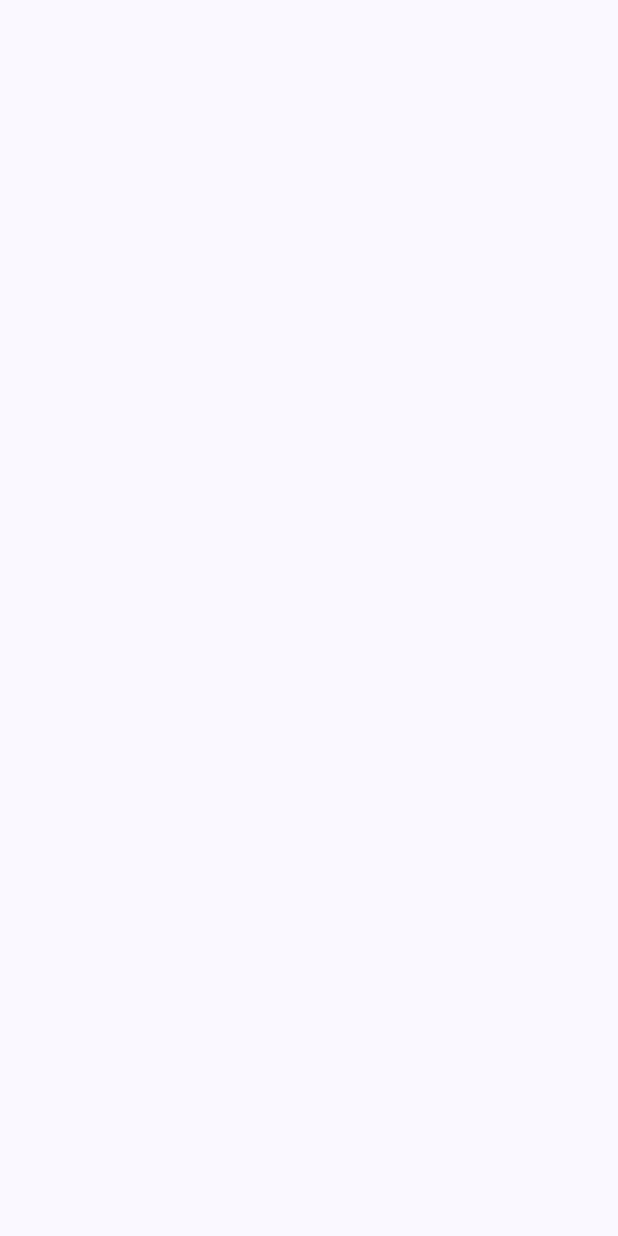
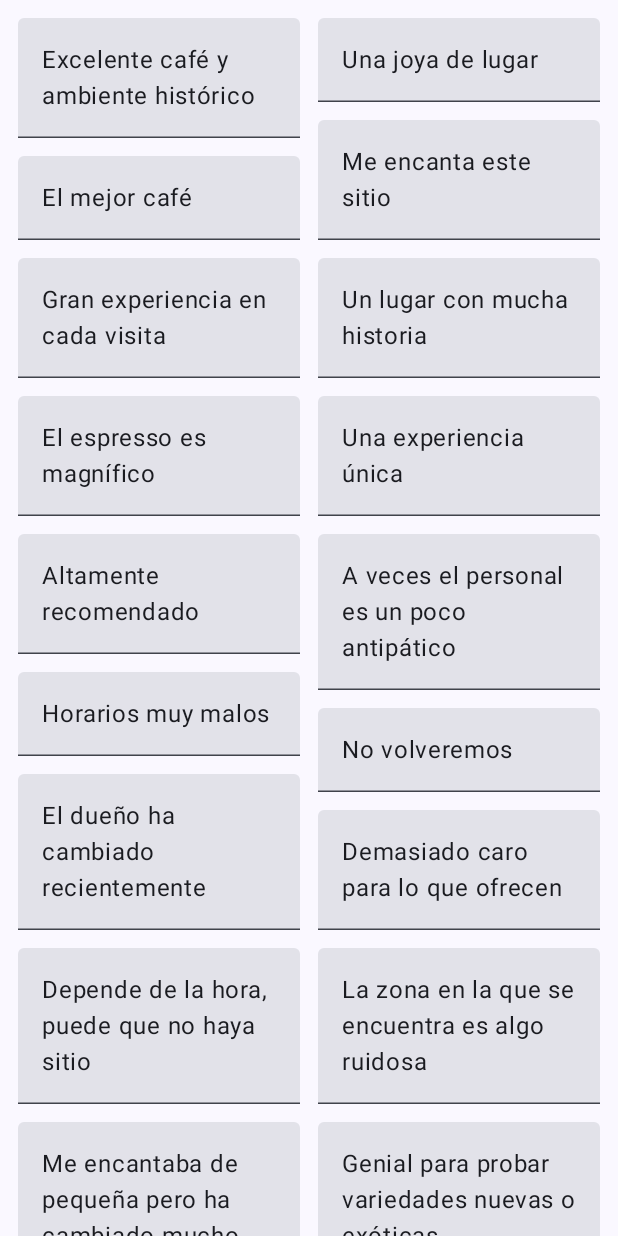
Before and after one commit to Piti-14/CoffeShops, an Android app built with Jetpack Compose: the CommentPage screen opened through its navigation route, on a phone screen of 412 x 824 dp. Before the commit the screen is empty. Run offline under Robolectric (Android 15) with nearby library versions, the phone set to English and light mode, and no system bars.

Commit message:
coffeshops update

```diff
--- a/app/src/main/java/com/example/coffeshops/CommentsSection.kt
+++ b/app/src/main/java/com/example/coffeshops/CommentsSection.kt
@@ -1,9 +1,46 @@
 package com.example.coffeshops
 
+import androidx.compose.foundation.layout.Arrangement
+import androidx.compose.foundation.layout.PaddingValues
+import androidx.compose.foundation.layout.fillMaxSize
+import androidx.compose.foundation.layout.fillMaxWidth
+import androidx.compose.foundation.lazy.staggeredgrid.LazyVerticalStaggeredGrid
+import androidx.compose.foundation.lazy.staggeredgrid.StaggeredGridCells
+import androidx.compose.foundation.shape.RoundedCornerShape
+import androidx.compose.material3.Button
+import androidx.compose.material3.ExperimentalMaterial3Api
+import androidx.compose.material3.Text
+import androidx.compose.material3.TextField
 import androidx.compose.runtime.Composable
+import androidx.compose.ui.Modifier
+import androidx.compose.ui.draw.clip
+import androidx.compose.ui.unit.dp
 
+@OptIn(ExperimentalMaterial3Api::class)
+@Composable
+fun CommentPage(comments: List<String>) {
 
-@Composable
-fun CommentPage() {
+    LazyVerticalStaggeredGrid(
+        columns = StaggeredGridCells.Fixed(2),
+        Modifier.fillMaxSize(),
+        contentPadding = PaddingValues(12.dp),
+        horizontalArrangement = Arrangement.spacedBy(12.dp),
+        verticalItemSpacing = 12.dp
+    ) {
+        for (comment in comments) {
+            item {
+                TextField(value = comment, onValueChange = {})
+            }
+        }
 
+        item {
+            Button(
+                onClick = {  },
+                Modifier.clip(RoundedCornerShape(20))
+                    .fillMaxWidth()
+            ){
+                Text(text = "Añadir comentario")
+            }
+        }
+    }
 }
--- a/app/src/main/java/com/example/coffeshops/MainActivity.kt
+++ b/app/src/main/java/com/example/coffeshops/MainActivity.kt
@@ -13,6 +13,7 @@ import androidx.compose.ui.tooling.preview.Preview
 import androidx.navigation.compose.NavHost
 import androidx.navigation.compose.composable
 import androidx.navigation.compose.rememberNavController
+import com.example.coffeshops.ui.theme.CoffeShop
 import com.example.coffeshops.ui.theme.CoffeShopsTheme
 
 class MainActivity : ComponentActivity() {
@@ -25,10 +26,14 @@ class MainActivity : ComponentActivity() {
                     modifier = Modifier.fillMaxSize(),
                     color = MaterialTheme.colorScheme.background
                 ) {
+                    val comments = initComments()
+                    val coffeshops = getAllCafes(comments)
+
                     val navController = rememberNavController()
                     NavHost(navController = navController, startDestination = "ShopList"){
-                        composable("CommentsSection") { CommentPage() }
-                        composable("ShopList") { AppInit() }
+                        composable("ShopList") { AppInit(navController, coffeshops) }
+                        composable("CommentsSection") { CommentPage(comments) }
+
                     }
                 }
             }
@@ -36,18 +41,72 @@ class MainActivity : ComponentActivity() {
     }
 }
 
-@Composable
-fun Greeting(name: String, modifier: Modifier = Modifier) {
-    Text(
-        text = "Hello $name!",
-        modifier = modifier
+fun getAllCafes(comments: List<String>): List<CoffeShop> {
+    return listOf(
+        CoffeShop(
+            "Antico Caffè Greco",
+            "St. Italy, Rome",
+            R.drawable.images,
+            comments
+        ),
+        CoffeShop(
+            "Coffe Room",
+            "St. Germany, Berlin",
+            R.drawable.images1,
+            comments
+        ),
+        CoffeShop(
+            "Coffe Ibiza",
+            "St. Colon, Madrid",
+            R.drawable.images2,
+            comments
+        ),
+        CoffeShop(
+            "Pudding Coffe Shop",
+            "St. Diagonal, Barcelona",
+            R.drawable.images3,
+            comments
+        ),
+        CoffeShop(
+            "L' Expresso",
+            "St. Picadilly Circus, London",
+            R.drawable.images4,
+            comments
+        ),
+        CoffeShop(
+            "Coffe Corner",
+            "St. Àngel Guimerà, Valencia",
+            R.drawable.images5,
+            comments
+        ),
+        CoffeShop(
+            "Sweet Cup",
+            "St. Kinkerstraat, Amsterdam",
+            R.drawable.images6,
+            comments
+        )
     )
 }
 
-@Preview(showBackground = true)
-@Composable
-fun GreetingPreview() {
-    CoffeShopsTheme {
-        Greeting("Android")
-    }
+fun initComments(): List<String> {
+    return listOf<String>(
+        "Excelente café y ambiente histórico",
+        "Una joya de lugar",
+        "Me encanta este sitio",
+        "El mejor café",
+        "Gran experiencia en cada visita",
+        "Un lugar con mucha historia",
+        "El espresso es magnífico",
+        "Una experiencia única",
+        "Altamente recomendado",
+        "A veces el personal es un poco antipático",
+        "Horarios muy malos",
+        "No volveremos",
+        "El dueño ha cambiado recientemente",
+        "Demasiado caro para lo que ofrecen",
+        "Depende de la hora, puede que no haya sitio",
+        "La zona en la que se encuentra es algo ruidosa",
+        "Me encantaba de pequeña pero ha cambiado mucho",
+        "Genial para probar variedades nuevas o exóticas"
+    )
 }
--- a/app/src/main/java/com/example/coffeshops/ShopList.kt
+++ b/app/src/main/java/com/example/coffeshops/ShopList.kt
@@ -1,119 +1,130 @@
 package com.example.coffeshops
 
-import android.content.res.Resources
-import android.content.res.XmlResourceParser
 import androidx.compose.foundation.Image
-import androidx.compose.foundation.layout.Column
+import androidx.compose.foundation.clickable
+import androidx.compose.foundation.layout.Row
 import androidx.compose.foundation.layout.Spacer
 import androidx.compose.foundation.layout.fillMaxSize
 import androidx.compose.foundation.layout.fillMaxWidth
 import androidx.compose.foundation.layout.height
 import androidx.compose.foundation.layout.padding
+import androidx.compose.foundation.layout.size
 import androidx.compose.foundation.lazy.LazyColumn
-import androidx.compose.foundation.shape.RoundedCornerShape
+import androidx.compose.material.icons.Icons
+import androidx.compose.material.icons.outlined.Star
 import androidx.compose.material3.Card
 import androidx.compose.material3.CardDefaults
-import androidx.compose.material3.CardElevation
 import androidx.compose.material3.Divider
+import androidx.compose.material3.ExperimentalMaterial3Api
+import androidx.compose.material3.Icon
+import androidx.compose.material3.Slider
+import androidx.compose.material3.SliderDefaults
 import androidx.compose.material3.Text
+import androidx.compose.material3.TextButton
 import androidx.compose.runtime.Composable
+import androidx.compose.runtime.getValue
+import androidx.compose.runtime.mutableStateOf
+import androidx.compose.runtime.saveable.rememberSaveable
+import androidx.compose.runtime.setValue
 import androidx.compose.ui.Modifier
-import androidx.compose.ui.draw.clip
 import androidx.compose.ui.graphics.Color
-import androidx.compose.ui.platform.LocalContext
+import androidx.compose.ui.layout.ContentScale
 import androidx.compose.ui.res.painterResource
-import androidx.compose.ui.text.font.Font
-import androidx.compose.ui.text.font.FontFamily
-import androidx.compose.ui.text.font.FontWeight
 import androidx.compose.ui.unit.dp
-import androidx.compose.ui.unit.sp
+import androidx.navigation.NavHostController
 import com.example.coffeshops.ui.theme.CoffeShop
-import com.example.coffeshops.ui.theme.appfont
-import org.xmlpull.v1.XmlPullParser
-
+import com.example.coffeshops.ui.theme.coffe
+import java.lang.Math.ceil
+import java.lang.Math.floor
 
 @Composable
-fun AppInit() {
+fun AppInit(navController: NavHostController, coffeshops: List<CoffeShop>) {
 
-    LazyColumn(modifier = Modifier.fillMaxSize()) {
-        item {CreateCoffeCards()}
+    LazyColumn(
+        modifier = Modifier.fillMaxSize()
+    ) {
+        item(coffeshops) { CreateCoffeCards(coffeshops, navController) }
     }
 }
 
 @Composable
-fun CreateCoffeCards() {
-    val coffeshops = getAllCafes()
+fun CreateCoffeCards(coffeshops: List<CoffeShop>, navController: NavHostController) {
     for (shop in coffeshops) {
-        ItemShop(shop)
+        ItemShop(shop, navController )
+        Spacer(modifier = Modifier.height(5.dp))
     }
 }
 
 @Composable
-fun ItemShop(coffeshop: CoffeShop) {
-    Card(elevation = CardDefaults.cardElevation(10.dp)) {
-        Column {
-            Image(painter = painterResource(id = coffeshop.image), contentDescription = "")
-            Text(text = coffeshop.name, fontFamily = appfont)
-            Divider()
-            Text(text = coffeshop.addr)
-        }
+fun ItemShop(coffeshop: CoffeShop, navController: NavHostController) {
+    Card(
+        elevation = CardDefaults.cardElevation(10.dp),
+        modifier = Modifier
+            .padding(10.dp)
+            .clickable { navController.navigate("CommentsSection") }
+    ) {
+        Image(
+            painter = painterResource(id = coffeshop.image),
+            contentDescription = "shop",
+            contentScale = ContentScale.FillBounds,
+            modifier = Modifier
+                .fillMaxWidth()
+                .size(width = 1.dp, height = 200.dp)
+        )
+
+        Spacer(Modifier.height(5.dp))
+
+        Text(text = coffeshop.name, style = coffe)
+
+        RatingBar()
+
+        Text(text = coffeshop.addr)
+        Divider()
+        TextButton(onClick = { /*TODO*/ }) {Text(text = "RESERVE")}
+
     }
 }
 
-fun getAllCafes(): List<CoffeShop> {
-    val comments = listOf<String>("Excelente café y ambiente histórico",
-                                  "Una joya de lugar",
-                                  "Me encanta este sitio",
-                                  "El mejor café",
-                                  "Gran experiencia en cada visita",
-                                  "Un lugar con mucha historia",
-                                  "El espresso es magnífico",
-                                  "Una experiencia única",
-                                  "Altamente recomendado"
+@OptIn(ExperimentalMaterial3Api::class)
+@Composable
+fun RatingBar() {
+    val range = 0f..5f
+    val steps = 5
+
+    var selection by rememberSaveable {mutableStateOf(0f)}
+
+    Slider(
+        value = selection,
+        valueRange = range,
+        steps = steps,
+        onValueChange = {selection = it},
+        modifier = Modifier.padding(15.dp,0.dp, 15.dp,0.dp),
+        colors = SliderDefaults.colors(Color.Yellow)
+    )
+}
+
+/* fun ShowSlider(): Float {
+    val range = 0f..10f
+    val steps = 9
+
+    var selection by remember {mutableStateOf(0f)}
+
+    Slider(
+        value = selection,
+        valueRange = range,
+        steps = steps,
+        onValueChange = {selection = it},
+        modifier = Modifier.padding(15.dp,0.dp, 15.dp,0.dp),
+        //colors = SliderDefaults.colors(Color.Yellow)
     )
 
-    return listOf(
-        CoffeShop(
-            "Antico Caffè Greco",
-            "St. Italy, Rome",
-            R.drawable.images,
-            comments
-        ),
-        CoffeShop(
-            "Coffe Room",
-            "St. Germany, Berlin",
-            R.drawable.images1,
-            comments
-        ),
-        CoffeShop(
-            "Coffe Ibiza",
-            "St. Colon, Madrid",
-            R.drawable.images2,
-            comments
-        ),
-        CoffeShop(
-            "Pudding Coffe Shop",
-            "St. Diagonal, Barcelona",
-            R.drawable.images3,
-            comments
-        ),
-        CoffeShop(
-            "L' Expresso",
-            "St. Picadilly Circus, London",
-            R.drawable.images4,
-            comments
-        ),
-        CoffeShop(
-            "Coffe Corner",
-            "St. Àngel Guimerà, Valencia",
-            R.drawable.images5,
-            comments
-        ),
-        CoffeShop(
-            "Sweet Cup",
-            "St. Kinkerstraat, Amsterdam",
-            R.drawable.images6,
-            comments
-        )
-    )
-}
+    return selection
+} */
+
+
+/*@Preview
+@Composable
+fun PreviewMain() {
+    val navController = rememberNavController()
+    AppInit(navController)
+}*/
--- a/app/src/main/java/com/example/coffeshops/ui/theme/Type.kt
+++ b/app/src/main/java/com/example/coffeshops/ui/theme/Type.kt
@@ -36,3 +36,11 @@ val Typography = Typography(
 )
 
 val appfont = FontFamily(Font(R.font.aliviaregular))
+
+val coffe = TextStyle(
+    fontFamily = appfont,
+    fontWeight = FontWeight.ExtraBold,
+    fontSize = 24.sp,
+    lineHeight = 24.sp,
+    letterSpacing = 0.5.sp
+)
```
